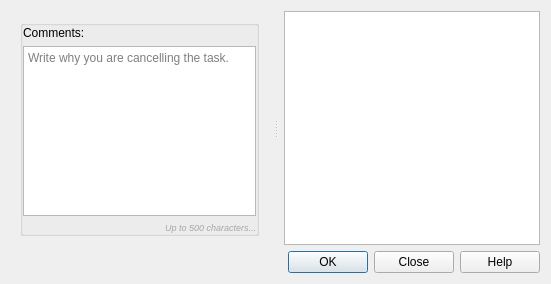
The window that asistente_ladm_col/ui/transitional_system/dlg_cancel_task.ui (SwissTierrasColombia/Asistente-LADM-COL) describes before a commit, drawn with Qt 5.
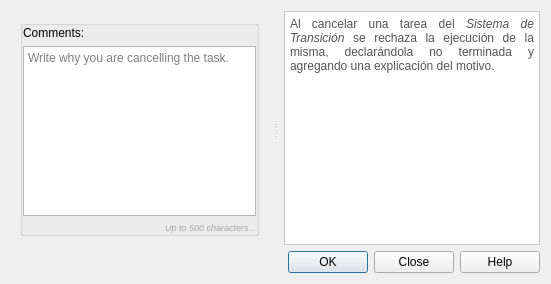
The same window after the commit. Icons and pictures are not drawn.

Commit message: [ui] Add some style to ST dialog's help boxes

```diff
--- a/asistente_ladm_col/ui/transitional_system/dlg_cancel_task.ui
+++ b/asistente_ladm_col/ui/transitional_system/dlg_cancel_task.ui
@@ -112,6 +112,16 @@
       <property name="accessibleName">
        <string/>
       </property>
+      <property name="styleSheet">
+       <string notr="true">background-color:white;padding:1px;background-position:right bottom;background-repeat:no-repeat;background-image:url(':/Asistente-LADM_COL/resources/images/icon_about_transparency.png');</string>
+      </property>
+      <property name="html">
+       <string>&lt;!DOCTYPE HTML PUBLIC &quot;-//W3C//DTD HTML 4.0//EN&quot; &quot;http://www.w3.org/TR/REC-html40/strict.dtd&quot;&gt;
+&lt;html&gt;&lt;head&gt;&lt;meta name=&quot;qrichtext&quot; content=&quot;1&quot; /&gt;&lt;style type=&quot;text/css&quot;&gt;
+p, li { white-space: pre-wrap; }
+&lt;/style&gt;&lt;/head&gt;&lt;body style=&quot; font-family:'Noto Sans'; font-size:9pt; font-weight:400; font-style:normal;&quot;&gt;
+&lt;p align=&quot;justify&quot; style=&quot; margin-top:0px; margin-bottom:0px; margin-left:0px; margin-right:0px; -qt-block-indent:0; text-indent:0px;&quot;&gt;&lt;span style=&quot; color:#545454;&quot;&gt;Al cancelar una tarea del &lt;/span&gt;&lt;span style=&quot; font-style:italic; color:#545454;&quot;&gt;Sistema de Transición&lt;/span&gt;&lt;span style=&quot; color:#545454;&quot;&gt; se rechaza la ejecución de la misma, declarándola no terminada y agregando una explicación del motivo. &lt;/span&gt;&lt;/p&gt;&lt;/body&gt;&lt;/html&gt;</string>
+      </property>
       <property name="openLinks">
        <bool>false</bool>
       </property>
```
Left out of the diff: 3 changed lines with no effect on the pictures. The commit also changes 7 other files.
